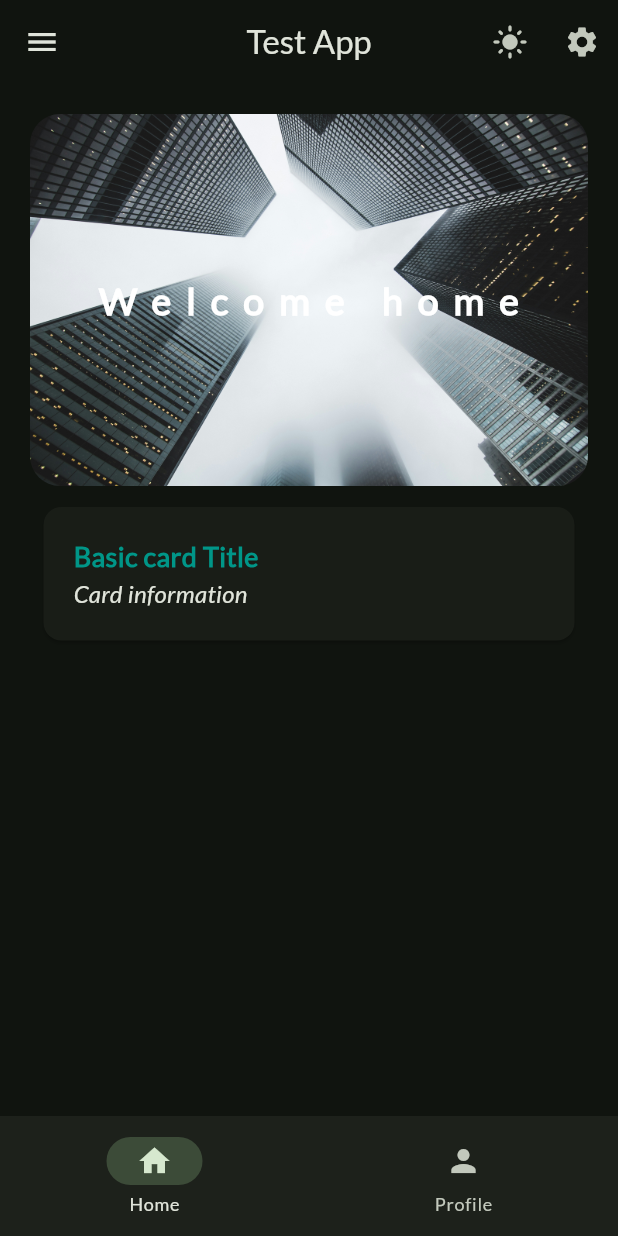
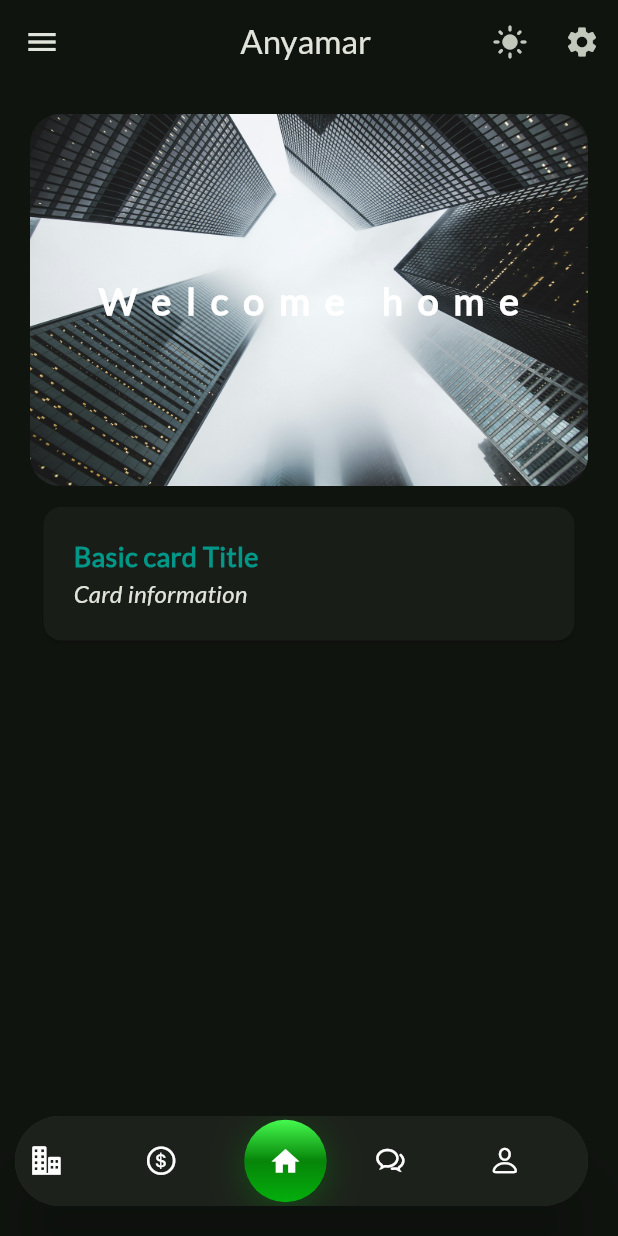
Before and after one commit to Marigi-tech/anyamar, a Flutter app: the WidgetTree screen opened directly, on a phone screen of 412 x 824 dp. Run offline on Flutter 3.47's test engine with Material 3 defaults, Android fonts, the phone set to English and light mode, and no system bars; our stand-ins replace flutter_svg, lottie, shared_preferences; accounts and stored records are empty.

Commit message:
mobile navigation widget

```diff
--- a/lib/data/constants/constants.dart
+++ b/lib/data/constants/constants.dart
@@ -33,6 +33,9 @@ class AppColorsConstant {
   static const Color blueColor = Colors.blue;
   static const Color lightBlueColor = Colors.lightBlue;
   static const Color darkBlueColor = Color.fromARGB(255, 13, 71, 161);
+  static const Color blueGreyColor = Colors.blueGrey;
+  static const Color darkNavColor = Color.fromARGB(255, 51, 48, 48);
+  static const Color lightNavColor = Color.fromARGB(255, 250, 245, 245);
 }
 
 //Dictates social signups
--- a/lib/data/constants/gradients.dart
+++ b/lib/data/constants/gradients.dart
@@ -75,4 +75,12 @@ class AppGradient {
       ],
     ),
   );
+  //Transparent
+  static const BoxDecoration gradientTransparent = BoxDecoration(
+    gradient: LinearGradient(
+      begin: Alignment.topCenter,
+      end: Alignment.bottomCenter,
+      colors: [Colors.transparent, Colors.transparent],
+    ),
+  );
 }
--- a/lib/data/notifiers.dart
+++ b/lib/data/notifiers.dart
@@ -2,5 +2,5 @@
 //Value listenable builder: listens to data( dont need set state)
 import 'package:flutter/material.dart';
 
-ValueNotifier<int> selectedPageNotfier = ValueNotifier(0);
+ValueNotifier<int> selectedPageNotfier = ValueNotifier(2);
 ValueNotifier<bool> themeIsDarkNotifier = ValueNotifier(true);
--- /dev/null
+++ b/lib/views/pages/dashboard_pages/chats_page.dart
@@ -0,0 +1,10 @@
+import 'package:flutter/material.dart';
+
+class ChatsPage extends StatelessWidget {
+  const ChatsPage({super.key});
+
+  @override
+  Widget build(BuildContext context) {
+    return const Text('My chats');
+  }
+}
--- /dev/null
+++ b/lib/views/pages/dashboard_pages/finances_page.dart
@@ -0,0 +1,10 @@
+import 'package:flutter/material.dart';
+
+class FinancesPage extends StatelessWidget {
+  const FinancesPage({super.key});
+
+  @override
+  Widget build(BuildContext context) {
+    return const Center(child: Text('Finances page'));
+  }
+}
--- /dev/null
+++ b/lib/views/pages/dashboard_pages/properties_page.dart
@@ -0,0 +1,10 @@
+import 'package:flutter/material.dart';
+
+class PropertiesPage extends StatelessWidget {
+  const PropertiesPage({super.key});
+
+  @override
+  Widget build(BuildContext context) {
+    return const Center(child: Text('Properties page'));
+  }
+}
--- /dev/null
+++ b/lib/views/pages/dashboard_pages/tenants_page.dart
@@ -0,0 +1,10 @@
+import 'package:flutter/material.dart';
+
+class TenantsPage extends StatelessWidget {
+  const TenantsPage({super.key});
+
+  @override
+  Widget build(BuildContext context) {
+    return const Placeholder();
+  }
+}
--- /dev/null
+++ b/lib/views/pages/dashboard_pages/web_sidebar/web_sidebar.dart
@@ -0,0 +1,15 @@
+import 'package:flutter/material.dart';
+
+class MyWidget extends StatefulWidget {
+  const MyWidget({super.key});
+
+  @override
+  State<MyWidget> createState() => _MyWidgetState();
+}
+
+class _MyWidgetState extends State<MyWidget> {
+  @override
+  Widget build(BuildContext context) {
+    return const Placeholder();
+  }
+}
--- a/lib/views/widget_tree.dart
+++ b/lib/views/widget_tree.dart
@@ -1,19 +1,30 @@
 import 'package:flutter/material.dart';
 import 'package:test_app/data/notifiers.dart';
-import 'package:test_app/views/pages/home_page.dart';
-import 'package:test_app/views/pages/profile_page.dart';
-import 'package:test_app/views/pages/settings_page.dart';
-import 'package:test_app/views/widgets/navbar_widget.dart';
+import 'package:test_app/responsiveness/responsiveness.dart';
+import 'package:test_app/views/pages/dashboard_pages/chats_page.dart';
+import 'package:test_app/views/pages/dashboard_pages/finances_page.dart';
+import 'package:test_app/views/pages/dashboard_pages/home_page.dart';
+import 'package:test_app/views/pages/dashboard_pages/properties_page.dart';
+import 'package:test_app/views/pages/dashboard_pages/profile_page.dart';
+import 'package:test_app/views/pages/dashboard_pages/settings_page.dart';
+import 'package:test_app/views/widgets/navbar_widget/navbar_widget.dart';
 import 'package:test_app/views/widgets/theme_toggle_widget.dart';
-
-List<Widget> pages = [HomePage(), ProfilePage()];
 
 class WidgetTree extends StatelessWidget {
   const WidgetTree({super.key});
 
   @override
   Widget build(BuildContext context) {
-    String? title = 'Test App';
+    //TODO:Place actual page list here
+    List<Widget> pages = [
+      PropertiesPage(),
+      FinancesPage(),
+      HomePage(),
+      ChatsPage(),
+      ProfilePage(),
+    ];
+
+    String? title = 'Anyamar ';
     return Scaffold(
       appBar: AppBar(
         title: Text(title),
@@ -31,22 +42,30 @@ class WidgetTree extends StatelessWidget {
           ),
         ],
       ),
-      drawer: Drawer(
-        child: Column(
-          children: const [
-            DrawerHeader(child: Text('Welcome')),
-            ListTile(title: Text('Log Out')),
-          ],
+      drawer: Visibility(
+        visible: Responsiveness.isDesktop(context) ? true : false,
+        child: Drawer(
+          child: Column(
+            children: const [
+              DrawerHeader(child: Text('Welcome')),
+              ListTile(title: Text('Log Out')),
+            ],
+          ),
         ),
       ),
       body: ValueListenableBuilder(
         valueListenable: selectedPageNotfier,
         builder: (context, value, child) {
+          print('This is the value $value');
+
           return pages.elementAt(value);
         },
       ),
 
-      bottomNavigationBar: NavbarWidget(),
+      bottomNavigationBar: Visibility(
+        visible: !Responsiveness.isDesktop(context) ? true : false,
+        child: NavbarWidget(),
+      ),
     );
   }
 }
--- a/lib/views/widgets/navbar_widget.dart
+++ /dev/null
@@ -1,23 +0,0 @@
-import 'package:flutter/material.dart';
-import 'package:test_app/data/notifiers.dart';
-
-class NavbarWidget extends StatelessWidget {
-  const NavbarWidget({super.key});
-
-  @override
-  Widget build(BuildContext context) {
-    return ValueListenableBuilder(
-      valueListenable: selectedPageNotfier,
-      builder: (context, selectedPage, child) => NavigationBar(
-        destinations: const [
-          NavigationDestination(icon: Icon(Icons.home), label: 'Home'),
-          NavigationDestination(icon: Icon(Icons.person), label: 'Profile'),
-        ],
-        selectedIndex: selectedPage,
-        onDestinationSelected: (value) {
-          selectedPageNotfier.value = value;
-        },
-      ),
-    );
-  }
-}
--- /dev/null
+++ b/lib/views/widgets/navbar_widget/central_button.dart
@@ -0,0 +1,71 @@
+import 'package:flutter/material.dart';
+import 'package:test_app/data/constants/constants.dart';
+import 'package:test_app/data/constants/gradients.dart';
+
+import 'package:test_app/data/notifiers.dart';
+
+class CentralButton extends StatefulWidget {
+  final int index;
+  final BoxDecoration backgroundColor;
+  const CentralButton({
+    super.key,
+    required this.index,
+    required this.backgroundColor,
+  });
+
+  @override
+  State<CentralButton> createState() => _CentralButtonState();
+}
+
+class _CentralButtonState extends State<CentralButton> {
+  late BoxDecoration backgroundColor;
+  @override
+  void initState() {
+    backgroundColor = widget.backgroundColor;
+    super.initState();
+  }
+
+  @override
+  Widget build(BuildContext context) {
+    return MouseRegion(
+      cursor: SystemMouseCursors.click,
+      onHover: (event) {
+        setState(() {
+          backgroundColor = AppGradient.gradientLightGreen;
+        });
+      },
+      onExit: (event) {
+        setState(() {
+          backgroundColor = AppGradient.gradientGreen;
+        });
+      },
+      child: GestureDetector(
+        onTap: () {
+          selectedPageNotfier.value = widget.index;
+        },
+
+        child: Container(
+          height: 55,
+          width: 55,
+
+          decoration: BoxDecoration(
+            gradient: backgroundColor.gradient,
+            shape: BoxShape.circle,
+            boxShadow: [
+              BoxShadow(
+                color: AppColorsConstant.lightGreenColor.withValues(alpha: 0.3),
+                blurRadius: 20,
+                offset: const Offset(0, 5),
+              ),
+            ],
+          ),
+          child: const Icon(
+            Icons.home,
+            color: AppColorsConstant.whiteColor,
+            size: 22,
+          ),
+        ),
+      ),
+    );
+  }
+}
--- /dev/null
+++ b/lib/views/widgets/navbar_widget/navbar_item.dart
@@ -0,0 +1,124 @@
+import 'package:flutter/material.dart';
+import 'package:test_app/data/constants/constants.dart';
+import 'package:test_app/data/constants/gradients.dart';
+import 'package:test_app/data/notifiers.dart';
+import 'package:test_app/views/widgets/navbar_widget/central_button.dart';
+
+class NavItem extends StatefulWidget {
+  final IconData icon;
+  final String label;
+  final int index;
+  final bool? isHomeButton;
+
+  const NavItem({
+    super.key,
+    required this.icon,
+    required this.label,
+    required this.index,
+    this.isHomeButton,
+  });
+
+  @override
+  State<NavItem> createState() => _NavItemState();
+}
+
+class _NavItemState extends State<NavItem> {
+  late BoxDecoration backgroundColor;
+  late bool isHovered;
+
+  @override
+  void initState() {
+    super.initState();
+    backgroundColor = _getNormalGradient();
+    isHovered = false;
+  }
+
+  BoxDecoration _getHoverGradient() {
+    return widget.isHomeButton == true
+        ? AppGradient.gradientLightGreen
+        : AppGradient.gradientLightYellow;
+  }
+
+  BoxDecoration _getNormalGradient() {
+    return widget.isHomeButton == true
+        ? AppGradient.gradientGreen
+        : AppGradient.gradientTransparent;
+  }
+
+  @override
+  Widget build(BuildContext context) {
+    bool isSelected = selectedPageNotfier.value == widget.index;
+
+    return Tooltip(
+      message: widget.label, // 👈 Tooltip text
+      waitDuration: const Duration(milliseconds: 300),
+      verticalOffset: 20,
+      padding: const EdgeInsets.symmetric(horizontal: 12, vertical: 6),
+      decoration: BoxDecoration(
+        color: AppColorsConstant.blackColor.withValues(alpha: 0.75),
+        borderRadius: BorderRadius.circular(8),
+      ),
+      textStyle: const TextStyle(color: Colors.white, fontSize: 12),
+
+      child: MouseRegion(
+        cursor: SystemMouseCursors.click,
+        onHover: (_) {
+          setState(() {
+            backgroundColor = _getHoverGradient();
+            isHovered = true;
+          });
+        },
+        onExit: (_) {
+          setState(() {
+            backgroundColor = _getNormalGradient();
+            isHovered = false;
+          });
+        },
+
+        child: ValueListenableBuilder(
+          valueListenable: selectedPageNotfier,
+          builder: (context, value, child) {
+            return GestureDetector(
+              onTap: () {
+                selectedPageNotfier.value = widget.index;
+              },
+
+              child: Row(
+                children: [
+                  widget.isHomeButton == true
+                      ? CentralButton(
+                          index: widget.index,
+                          backgroundColor: backgroundColor,
+                        )
+                      : Container(
+                          padding: EdgeInsets.all(10.0),
+                          decoration: BoxDecoration(
+                            gradient: isSelected || isHovered
+                                ? _getHoverGradient().gradient
+                                : backgroundColor.gradient,
+                            borderRadius: BorderRadius.circular(20),
+                          ),
+                          child: Icon(
+                            widget.icon,
+                            size: 22,
+                            color:
+                                themeIsDarkNotifier.value ==
+                                    true //DarkTheme
+                                ? isSelected || isHovered
+                                      ? AppColorsConstant.whiteColor
+                                      : AppColorsConstant.whiteColor
+                                : //Light Theme
+                                  isSelected || isHovered
+                                ? AppColorsConstant.whiteColor
+                                : const Color.fromARGB(255, 66, 67, 68),
+                          ),
+                        ),
+                ],
+              ),
+            );
+          },
+        ),
+      ),
+    );
+  }
+}
--- /dev/null
+++ b/lib/views/widgets/navbar_widget/navbar_widget.dart
@@ -0,0 +1,74 @@
+import 'package:flutter/cupertino.dart';
+import 'package:flutter/material.dart';
+import 'package:test_app/data/constants/constants.dart';
+import 'package:test_app/data/notifiers.dart';
+import 'package:test_app/views/widgets/navbar_widget/navbar_item.dart';
+
+class NavbarWidget extends StatefulWidget {
+  const NavbarWidget({super.key});
+
+  @override
+  State<NavbarWidget> createState() => _NavbarWidgetState();
+}
+
+class _NavbarWidgetState extends State<NavbarWidget> {
+  @override
+  Widget build(BuildContext context) {
+    return ValueListenableBuilder(
+      valueListenable: selectedPageNotfier,
+      builder: (context, selectedPage, child) {
+        return Padding(
+          padding: EdgeInsets.only(left: 10, right: 20, top: 20, bottom: 20),
+          child: PhysicalModel(
+            elevation: 20,
+            color: Colors.transparent,
+            borderRadius: BorderRadius.all(Radius.circular(20)),
+            child: ClipRRect(
+              borderRadius: BorderRadius.circular(35),
+              child: Material(
+                color: themeIsDarkNotifier.value == true
+                    ? AppColorsConstant.darkNavColor.withValues(alpha: 0.95)
+                    : AppColorsConstant.lightNavColor.withValues(alpha: 0.95),
+                child: NavigationBar(
+                  selectedIndex: selectedPage,
+                  onDestinationSelected: (value) {
+                    selectedPageNotfier.value = value;
+                  },
+                  height: 60.0,
+                  destinations: const [
+                    NavItem(
+                      icon: CupertinoIcons.building_2_fill,
+                      label: "Properties",
+                      index: 0,
+                    ),
+                    NavItem(
+                      icon: CupertinoIcons.money_dollar_circle,
+                      label: "Finances",
+                      index: 1,
+                    ),
+                    NavItem(
+                      icon: CupertinoIcons.home,
+                      label: 'Home',
+                      index: 2,
+                      isHomeButton: true,
+                    ),
+                    NavItem(
+                      icon: CupertinoIcons.chat_bubble_2,
+                      label: "Chats",
+                      index: 3,
+                    ),
+                    NavItem(
+                      icon: CupertinoIcons.person,
+                      label: "Profile",
+                      index: 4,
+                    ),
+                  ],
+                ),
+              ),
+            ),
+          ),
+        );
+      },
+    );
+  }
+}
```
Also changed, not shown: lib/views/pages/dashboard_pages/home_page.dart (renamed from lib/views/pages/home_page.dart), lib/views/pages/dashboard_pages/profile_page.dart (renamed from lib/views/pages/profile_page.dart), lib/views/pages/dashboard_pages/settings_page.dart (renamed from lib/views/pages/settings_page.dart).
